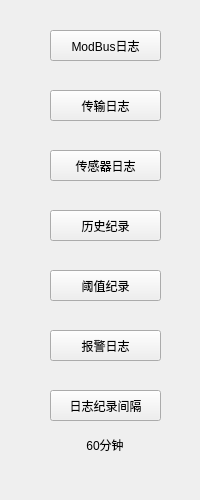
Above: IDC_TestSystem/SI-PDU/toolbox/silogstoolwid.ui from ChinaClever/IDC_TestSystem before the change. Below: the same form after it.
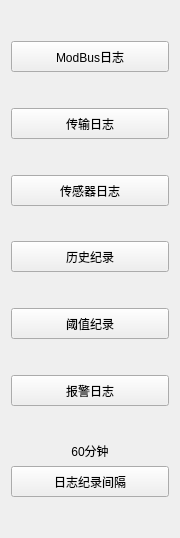
That is the form after the change.

Diff of the .ui file:
```diff
--- a/IDC_TestSystem/SI-PDU/toolbox/silogstoolwid.ui
+++ b/IDC_TestSystem/SI-PDU/toolbox/silogstoolwid.ui
@@ -6,120 +6,238 @@
    <rect>
     <x>0</x>
     <y>0</y>
-    <width>200</width>
-    <height>500</height>
+    <width>180</width>
+    <height>538</height>
    </rect>
   </property>
+  <property name="sizePolicy">
+   <sizepolicy hsizetype="Preferred" vsizetype="Preferred">
+    <horstretch>0</horstretch>
+    <verstretch>0</verstretch>
+   </sizepolicy>
+  </property>
   <property name="windowTitle">
    <string>Form</string>
   </property>
+  <layout class="QVBoxLayout" name="verticalLayout">
+   <item>
+    <spacer name="verticalSpacer">
+     <property name="orientation">
+      <enum>Qt::Vertical</enum>
+     </property>
+     <property name="sizeHint" stdset="0">
+      <size>
+       <width>20</width>
+       <height>40</height>
+      </size>
+     </property>
+    </spacer>
+   </item>
+   <item>
   <widget class="QPushButton" name="modbusBtn">
-   <property name="geometry">
-    <rect>
-     <x>50</x>
-     <y>30</y>
-     <width>111</width>
+     <property name="minimumSize">
+      <size>
+       <width>0</width>
      <height>31</height>
-    </rect>
+      </size>
    </property>
    <property name="text">
     <string>ModBus日志</string>
    </property>
   </widget>
+   </item>
+   <item>
+    <spacer name="verticalSpacer_2">
+     <property name="orientation">
+      <enum>Qt::Vertical</enum>
+     </property>
+     <property name="sizeHint" stdset="0">
+      <size>
+       <width>20</width>
+       <height>40</height>
+      </size>
+     </property>
+    </spacer>
+   </item>
+   <item>
   <widget class="QPushButton" name="transBtn">
-   <property name="geometry">
-    <rect>
-     <x>50</x>
-     <y>90</y>
-     <width>111</width>
+     <property name="minimumSize">
+      <size>
+       <width>0</width>
      <height>31</height>
-    </rect>
+      </size>
    </property>
    <property name="text">
     <string>传输日志</string>
    </property>
   </widget>
+   </item>
+   <item>
+    <spacer name="verticalSpacer_3">
+     <property name="orientation">
+      <enum>Qt::Vertical</enum>
+     </property>
+     <property name="sizeHint" stdset="0">
+      <size>
+       <width>20</width>
+       <height>40</height>
+      </size>
+     </property>
+    </spacer>
+   </item>
+   <item>
   <widget class="QPushButton" name="envBtn">
-   <property name="geometry">
-    <rect>
-     <x>50</x>
-     <y>150</y>
-     <width>111</width>
+     <property name="minimumSize">
+      <size>
+       <width>0</width>
      <height>31</height>
-    </rect>
+      </size>
    </property>
    <property name="text">
     <string>传感器日志</string>
    </property>
   </widget>
+   </item>
+   <item>
+    <spacer name="verticalSpacer_4">
+     <property name="orientation">
+      <enum>Qt::Vertical</enum>
+     </property>
+     <property name="sizeHint" stdset="0">
+      <size>
+       <width>20</width>
+       <height>40</height>
+      </size>
+     </property>
+    </spacer>
+   </item>
+   <item>
   <widget class="QPushButton" name="recordBtn">
-   <property name="geometry">
-    <rect>
-     <x>50</x>
-     <y>210</y>
-     <width>111</width>
+     <property name="minimumSize">
+      <size>
+       <width>0</width>
      <height>31</height>
-    </rect>
+      </size>
    </property>
    <property name="text">
     <string>历史纪录</string>
    </property>
   </widget>
-  <widget class="QPushButton" name="timeBtn">
-   <property name="geometry">
-    <rect>
-     <x>50</x>
-     <y>390</y>
-     <width>111</width>
-     <height>31</height>
-    </rect>
-   </property>
-   <property name="text">
-    <string>日志纪录间隔</string>
-   </property>
-  </widget>
-  <widget class="QLabel" name="timeLab">
-   <property name="geometry">
-    <rect>
-     <x>50</x>
-     <y>430</y>
-     <width>110</width>
-     <height>30</height>
-    </rect>
-   </property>
-   <property name="text">
-    <string>60分钟</string>
-   </property>
-   <property name="alignment">
-    <set>Qt::AlignCenter</set>
-   </property>
-  </widget>
+   </item>
+   <item>
+    <spacer name="verticalSpacer_5">
+     <property name="orientation">
+      <enum>Qt::Vertical</enum>
+     </property>
+     <property name="sizeHint" stdset="0">
+      <size>
+       <width>20</width>
+       <height>40</height>
+      </size>
+     </property>
+    </spacer>
+   </item>
+   <item>
   <widget class="QPushButton" name="thresholdBtn">
-   <property name="geometry">
-    <rect>
-     <x>50</x>
-     <y>270</y>
-     <width>111</width>
+     <property name="minimumSize">
+      <size>
+       <width>0</width>
      <height>31</height>
-    </rect>
+      </size>
    </property>
    <property name="text">
     <string>阈值纪录</string>
    </property>
   </widget>
+   </item>
+   <item>
+    <spacer name="verticalSpacer_6">
+     <property name="orientation">
+      <enum>Qt::Vertical</enum>
+     </property>
+     <property name="sizeHint" stdset="0">
+      <size>
+       <width>20</width>
+       <height>40</height>
+      </size>
+     </property>
+    </spacer>
+   </item>
+   <item>
   <widget class="QPushButton" name="alarmBtn">
-   <property name="geometry">
-    <rect>
-     <x>50</x>
-     <y>330</y>
-     <width>111</width>
+     <property name="minimumSize">
+      <size>
+       <width>0</width>
      <height>31</height>
-    </rect>
+      </size>
    </property>
    <property name="text">
     <string>报警日志</string>
    </property>
   </widget>
+   </item>
+   <item>
+    <spacer name="verticalSpacer_7">
+     <property name="orientation">
+      <enum>Qt::Vertical</enum>
+     </property>
+     <property name="sizeHint" stdset="0">
+      <size>
+       <width>20</width>
+       <height>40</height>
+      </size>
+     </property>
+    </spacer>
+   </item>
+   <item>
+    <widget class="QLabel" name="timeLab">
+     <property name="sizePolicy">
+      <sizepolicy hsizetype="Preferred" vsizetype="Fixed">
+       <horstretch>0</horstretch>
+       <verstretch>0</verstretch>
+      </sizepolicy>
+     </property>
+     <property name="minimumSize">
+      <size>
+       <width>0</width>
+       <height>0</height>
+      </size>
+     </property>
+     <property name="text">
+      <string>60分钟</string>
+     </property>
+     <property name="alignment">
+      <set>Qt::AlignCenter</set>
+     </property>
+    </widget>
+   </item>
+   <item>
+    <widget class="QPushButton" name="timeBtn">
+     <property name="minimumSize">
+      <size>
+       <width>0</width>
+       <height>31</height>
+      </size>
+     </property>
+     <property name="text">
+      <string>日志纪录间隔</string>
+     </property>
+    </widget>
+   </item>
+   <item>
+    <spacer name="verticalSpacer_8">
+     <property name="orientation">
+      <enum>Qt::Vertical</enum>
+     </property>
+     <property name="sizeHint" stdset="0">
+      <size>
+       <width>20</width>
+       <height>40</height>
+      </size>
+     </property>
+    </spacer>
+   </item>
+  </layout>
  </widget>
  <resources/>
  <connections/>
```
Lines whose indentation alone changed are shown as unchanged.
